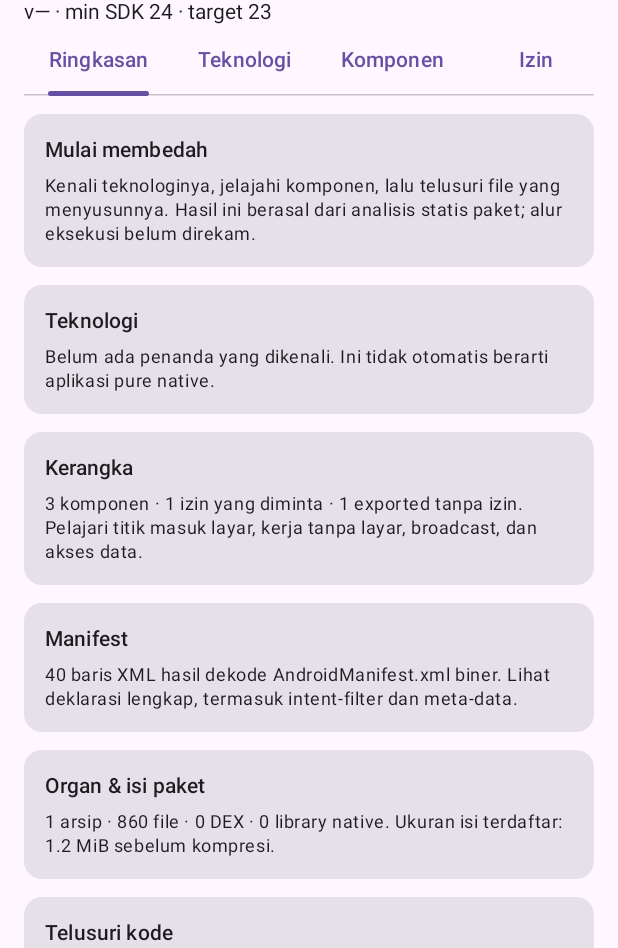
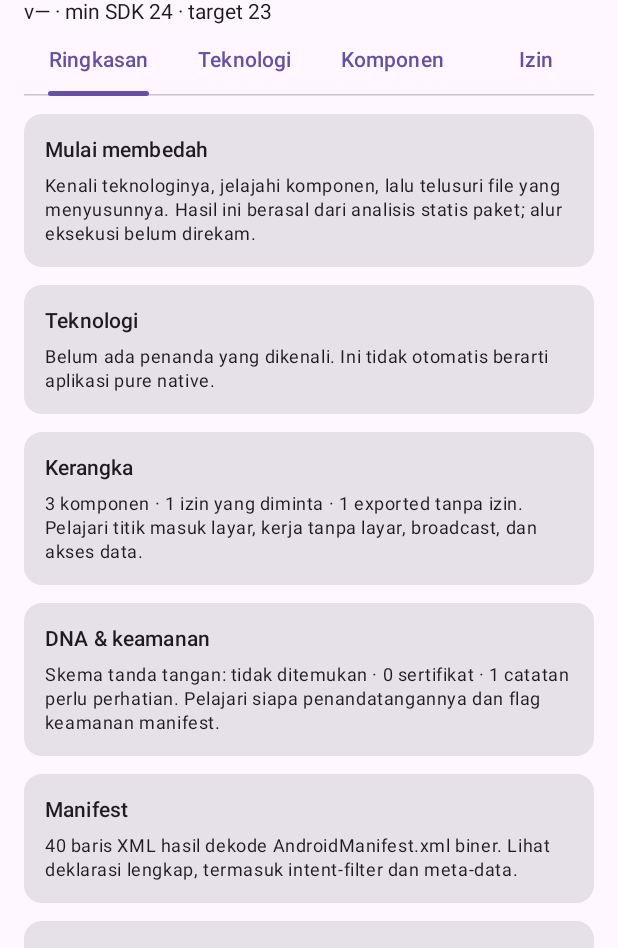
Before and after one commit to dromadi/APKAnatomy, an Android app built with Jetpack Compose: the composable AnatomyApp shown on its own in the app's theme, after a tap on "APKAnatomy", on a phone screen of 412 x 824 dp, the part 288-1236 px from its top. Run offline under Robolectric (Android 15) with nearby library versions, the phone set to English and light mode, and no system bars; libraries missing offline, so code that uses them is left out: org.jf.dexlib2.

Commit message:
feat: add DNA tab with signing schemes, certificates and security flags in alpha.5
- SigningScanner reads v1 (META-INF PKCS#7), v2/v3/v3.1 (APK Signing Block)
  and v4 (.idsig next to installed APKs) without extra dependencies; every
  length is bounds-checked and malformed blocks become warnings.
- Certificates de-duplicated by SHA-256 with SHA-1/MD5, subject, issuer,
  validity, key size and where each appears (incl. v3 SDK ranges);
  proof-of-rotation marks key rotation.
- Security notes in domain explain unsigned/v1-only APKs, debug and expired
  certificates, weak certificate algorithms, debuggable, allowBackup,
  cleartext traffic, testOnly and Network Security Config.
- ManifestReader now also returns the parsed tree for later features.
- Tests on real apksigner fixtures (v1, v1-v4, v3.1 rotation, unsigned,
  corrupt block); cross-checked with apksigner on real APKs.

Co-Authored-By: Claude Opus 5.5 <noreply@anthropic.com>
Claude-Session: https://claude.ai/code/session_01HN7HstndojCRBKvk7MkLBj

```diff
--- a/app/build.gradle.kts
+++ b/app/build.gradle.kts
@@ -9,8 +9,8 @@ android {
         applicationId = "com.apkanatomy.app"
         minSdk = 26
         targetSdk = 35
-        versionCode = 4
-        versionName = "0.1.0-alpha.4"
+        versionCode = 5
+        versionName = "0.1.0-alpha.5"
     }
     buildFeatures { compose = true }
     compileOptions { sourceCompatibility = JavaVersion.VERSION_17; targetCompatibility = JavaVersion.VERSION_17 }
--- a/data/src/main/java/com/apkanatomy/data/AnatomyRepository.kt
+++ b/data/src/main/java/com/apkanatomy/data/AnatomyRepository.kt
@@ -32,7 +32,7 @@ class AnatomyRepository(private val context: Context) {
         val context = coroutineContext
         val files = paths.map(::File)
         report(info, "Aplikasi terinstal", StructureScanner().scan(files), DexCodeScanner().scan(files, info.packageName) { context.ensureActive() },
-            ManifestReader.read(File(app.sourceDir)))
+            ManifestReader.read(File(app.sourceDir)), SigningScanner().scan(File(app.sourceDir), File(app.sourceDir + ".idsig")))
     }
 
     suspend fun analyzeFile(uri: Uri): AnatomyReport = withContext(Dispatchers.IO) {
@@ -54,12 +54,12 @@ class AnatomyRepository(private val context: Context) {
             }
             val context = coroutineContext
             report(info, "File APK lokal", StructureScanner().scan(listOf(file)), DexCodeScanner().scan(listOf(file), info.packageName) { context.ensureActive() },
-                ManifestReader.read(file))
+                ManifestReader.read(file), SigningScanner().scan(file, v4Signature = null))
         } finally { file.delete() }
     }
 
     private fun report(info: PackageInfo, source: String, structure: PackageStructure, code: CodeIndex,
-        manifest: Pair<String?, String?>): AnatomyReport {
+        manifest: DecodedManifest, signing: SigningReport): AnatomyReport {
         val app = info.applicationInfo ?: error("Informasi aplikasi tidak tersedia.")
         val components = buildList {
             info.activities.orEmpty().forEach { add(component(it, ComponentKind.ACTIVITY, it.permission, app.enabled)) }
@@ -82,8 +82,19 @@ class AnatomyRepository(private val context: Context) {
                     }
                 } catch (_: PackageManager.NameNotFoundException) { "Tidak dikenal di perangkat ini" }
                 AppPermission(name, protection)
-            }, structure, code, manifestXml = manifest.first, manifestNote = manifest.second)
+            }, structure, code, manifestXml = manifest.xml, manifestNote = manifest.note,
+            signing = signing, security = securityFlags(app, manifest))
     }
+
+    private fun securityFlags(app: ApplicationInfo, manifest: DecodedManifest) = SecurityFlags(
+        debuggable = app.flags and ApplicationInfo.FLAG_DEBUGGABLE != 0,
+        allowBackup = app.flags and ApplicationInfo.FLAG_ALLOW_BACKUP != 0,
+        // The package manager already applies the target-SDK default (true below API 28).
+        cleartextTraffic = app.flags and ApplicationInfo.FLAG_USES_CLEARTEXT_TRAFFIC != 0,
+        testOnly = app.flags and ApplicationInfo.FLAG_TEST_ONLY != 0,
+        targetSdk = app.targetSdkVersion,
+        networkSecurityConfig = manifest.application?.attribute("networkSecurityConfig"),
+    )
 
     private fun component(info: ComponentInfo, kind: ComponentKind, permission: String?, appEnabled: Boolean) =
         AppComponent(info.name, kind, when (info) {
--- a/data/src/main/java/com/apkanatomy/data/ManifestReader.kt
+++ b/data/src/main/java/com/apkanatomy/data/ManifestReader.kt
@@ -2,30 +2,38 @@ package com.apkanatomy.data
 
 import com.apkanatomy.axml.AxmlDecoder
 import com.apkanatomy.axml.AxmlException
+import com.apkanatomy.axml.XmlElement
 import java.io.ByteArrayOutputStream
 import java.io.File
 import java.io.IOException
 import java.util.zip.ZipFile
 
+/** A decoded manifest, or null [root]/[xml] plus a user-facing [note] explaining why not. */
+internal data class DecodedManifest(val root: XmlElement?, val xml: String?, val note: String?) {
+    val application: XmlElement? get() = root?.childElements("application")?.firstOrNull()
+}
+
 /** Decodes the binary AndroidManifest.xml of one APK into readable XML. */
 internal object ManifestReader {
     private const val MAX_MANIFEST_BYTES = 8L * 1024 * 1024
 
-    /** Returns the XML, or null plus a user-facing reason. */
-    fun read(apk: File): Pair<String?, String?> = try {
+    fun read(apk: File): DecodedManifest = try {
         ZipFile(apk).use { zip ->
-            val entry = zip.getEntry("AndroidManifest.xml") ?: return null to "AndroidManifest.xml tidak ditemukan di ${apk.name}."
-            if (entry.size !in 1..MAX_MANIFEST_BYTES) return null to "Ukuran manifest di luar batas 8 MiB."
+            val entry = zip.getEntry("AndroidManifest.xml") ?: return failed("AndroidManifest.xml tidak ditemukan di ${apk.name}.")
+            if (entry.size !in 1..MAX_MANIFEST_BYTES) return failed("Ukuran manifest di luar batas 8 MiB.")
             // The declared size can lie; cap what is actually inflated too.
             val bytes = ByteArrayOutputStream().also { out ->
                 try { zip.getInputStream(entry).use { copyBounded(it, out, MAX_MANIFEST_BYTES) } }
-                catch (_: IllegalArgumentException) { return null to "Ukuran manifest di luar batas 8 MiB." }
+                catch (_: IllegalArgumentException) { return failed("Ukuran manifest di luar batas 8 MiB.") }
             }.toByteArray()
-            AxmlDecoder.decode(bytes).toXmlString() to null
+            val root = AxmlDecoder.decode(bytes)
+            DecodedManifest(root, root.toXmlString(), null)
         }
     } catch (e: AxmlException) {
-        null to "Manifest tidak dapat didekode: ${e.message}"
+        failed("Manifest tidak dapat didekode: ${e.message}")
     } catch (e: IOException) {
-        null to "Manifest tidak dapat dibaca: ${e.message}"
+        failed("Manifest tidak dapat dibaca: ${e.message}")
     }
+
+    private fun failed(note: String) = DecodedManifest(null, null, note)
 }
--- a/domain/src/main/kotlin/com/apkanatomy/domain/Models.kt
+++ b/domain/src/main/kotlin/com/apkanatomy/domain/Models.kt
@@ -17,6 +17,9 @@ data class AnatomyReport(
     /** Base APK manifest decoded from binary XML; null when unreadable, with the reason in [manifestNote]. */
     val manifestXml: String? = null,
     val manifestNote: String? = null,
+    val signing: SigningReport = SigningReport(),
+    /** Null when the package manager did not expose application flags. */
+    val security: SecurityFlags? = null,
 )
 /**
  * Enabled exported components that any app can reach without holding a permission.
--- /dev/null
+++ b/domain/src/main/kotlin/com/apkanatomy/domain/Security.kt
@@ -0,0 +1,79 @@
+package com.apkanatomy.domain
+
+enum class SignatureScheme(val label: String) {
+    V1("v1 (JAR signing)"), V2("v2"), V3("v3"), V31("v3.1"), V4("v4"), SOURCE_STAMP("Source stamp"),
+}
+
+data class SignerCertificate(
+    val subject: String, val issuer: String, val serialHex: String,
+    val notBefore: Long, val notAfter: Long, val signatureAlgorithm: String,
+    val keyAlgorithm: String, val keySize: Int?,
+    val sha256: String, val sha1: String, val md5: String,
+    /** Where the certificate appears, e.g. "v1", "v3 (API 24–32)". */
+    val foundIn: List<String>,
+) {
+    val isAndroidDebug: Boolean get() = subject.contains("CN=Android Debug")
+}
+
+data class SigningReport(
+    val schemes: Set<SignatureScheme> = emptySet(),
+    val certificates: List<SignerCertificate> = emptyList(),
+    /** A v3 signer carries a proof-of-rotation lineage (the signing key was replaced). */
+    val keyRotation: Boolean = false,
+    /** Non-signature entries of the APK Signing Block, already described. */
+    val otherBlocks: List<String> = emptyList(),
+    /** Whether a v4 .idsig file could be looked for; false for a single imported APK. */
+    val v4Checked: Boolean = false,
+    val warnings: List<String> = emptyList(),
+)
+
+data class SecurityFlags(
+    val debuggable: Boolean, val allowBackup: Boolean, val cleartextTraffic: Boolean,
+    val testOnly: Boolean, val targetSdk: Int,
+    /** Resource reference of android:networkSecurityConfig, if declared. */
+    val networkSecurityConfig: String? = null,
+)
+
+enum class NoteLevel { BAIK, INFO, PERHATIAN }
+data class SecurityNote(val level: NoteLevel, val title: String, val explanation: String)
+
+/** Educational reading of the signing and manifest flags; observations, not a vulnerability verdict. */
+fun securityNotes(flags: SecurityFlags?, signing: SigningReport, now: Long): List<SecurityNote> = buildList {
+    val schemes = signing.schemes
+    when {
+        schemes.isEmpty() && signing.warnings.isEmpty() -> add(SecurityNote(NoteLevel.PERHATIAN, "Tidak bertanda tangan",
+            "Tidak ditemukan tanda tangan v1, v2, atau v3. Android menolak memasang APK tanpa tanda tangan."))
+        schemes.isEmpty() -> add(SecurityNote(NoteLevel.INFO, "Tanda tangan tidak terbaca",
+            "Blok tanda tangan tidak dapat dibaca sepenuhnya; lihat peringatan di bawah."))
+        schemes.none { it == SignatureScheme.V2 || it == SignatureScheme.V3 || it == SignatureScheme.V31 } &&
+            flags != null && flags.targetSdk >= 30 -> add(SecurityNote(NoteLevel.PERHATIAN, "Hanya v1 untuk target SDK ${flags.targetSdk}",
+            "Sejak Android 11, aplikasi dengan target SDK 30 ke atas wajib memakai skema v2 atau lebih baru. APK ini kemungkinan ditolak saat dipasang."))
+        SignatureScheme.V2 !in schemes && SignatureScheme.V3 !in schemes && SignatureScheme.V31 !in schemes ->
+            add(SecurityNote(NoteLevel.INFO, "Hanya skema v1", "Skema v1 hanya melindungi isi file di dalam ZIP, bukan seluruh arsip. Skema v2+ memverifikasi APK sebagai satu kesatuan dan lebih cepat diperiksa."))
+        else -> add(SecurityNote(NoteLevel.BAIK, "Tanda tangan modern", "Ada skema ${schemes.filter { it != SignatureScheme.V1 && it != SignatureScheme.SOURCE_STAMP }.joinToString { it.label }} yang melindungi seluruh arsip APK."))
+    }
+    if (signing.keyRotation) add(SecurityNote(NoteLevel.INFO, "Rotasi kunci",
+        "Skema v3 membawa riwayat kunci (proof-of-rotation): kunci penandatangan pernah diganti, dan perangkat baru mengenali kunci lama sebagai pendahulunya."))
+    signing.certificates.filter { it.isAndroidDebug }.forEach { _ ->
+        add(SecurityNote(NoteLevel.PERHATIAN, "Sertifikat debug Android", "Ditandatangani kunci debug bawaan Android SDK. Biasanya hanya untuk pengembangan; build rilis memakai kunci milik developer."))
+    }
+    signing.certificates.filter { it.notAfter < now }.forEach {
+        add(SecurityNote(NoteLevel.INFO, "Sertifikat kedaluwarsa", "Masa berlaku ${it.subject} sudah lewat. Android tidak memeriksa masa berlaku saat memasang, tetapi ini petunjuk umur atau pengelolaan kunci."))
+    }
+    signing.certificates.filter { it.signatureAlgorithm.contains("MD5", true) || it.signatureAlgorithm.startsWith("SHA1", true) }.forEach {
+        add(SecurityNote(NoteLevel.INFO, "Algoritma sertifikat lama", "${it.signatureAlgorithm} dipakai pada sertifikat ${it.subject}. Algoritma hash ini sudah dianggap lemah untuk tanda tangan baru."))
+    }
+    if (flags == null) return@buildList
+    add(if (flags.debuggable) SecurityNote(NoteLevel.PERHATIAN, "android:debuggable = true",
+            "Debugger dapat menempel ke proses aplikasi dan data privatnya dapat dibaca lewat run-as. Wajar untuk build debug, tidak untuk rilis.")
+        else SecurityNote(NoteLevel.BAIK, "Tidak debuggable", "Build tidak mengizinkan debugger menempel ke prosesnya."))
+    add(if (flags.allowBackup) SecurityNote(NoteLevel.INFO, "android:allowBackup = true",
+            "Data aplikasi boleh ikut dicadangkan (cloud backup dan transfer perangkat). Untuk target SDK 31 ke atas, adb backup tidak lagi menyertakan data aplikasi yang tidak debuggable.")
+        else SecurityNote(NoteLevel.BAIK, "Backup dinonaktifkan", "Data aplikasi tidak ikut dicadangkan oleh sistem."))
+    add(if (flags.cleartextTraffic) SecurityNote(NoteLevel.PERHATIAN, "Lalu lintas HTTP diizinkan",
+            "Manifest mengizinkan koneksi tanpa enkripsi (cleartext). " +
+                (if (flags.networkSecurityConfig != null) "Network Security Config (${flags.networkSecurityConfig}) tetap dapat membatasinya per domain." else "Tidak ada Network Security Config yang mempersempitnya."))
+        else SecurityNote(NoteLevel.BAIK, "Cleartext tidak diizinkan", "Secara default aplikasi hanya memakai koneksi terenkripsi." +
+            (flags.networkSecurityConfig?.let { " Network Security Config ($it) dapat membuat pengecualian per domain." } ?: "")))
+    if (flags.testOnly) add(SecurityNote(NoteLevel.INFO, "android:testOnly = true", "Build khusus pengujian; hanya dapat dipasang lewat adb dengan opsi -t."))
+}
```
Also changed, not shown: app/src/main/java/com/apkanatomy/app/AnatomyReportScreen.kt (+69 -1 lines), data/src/main/java/com/apkanatomy/data/SigningScanner.kt (added, +187 -0 lines), 11 other files.
